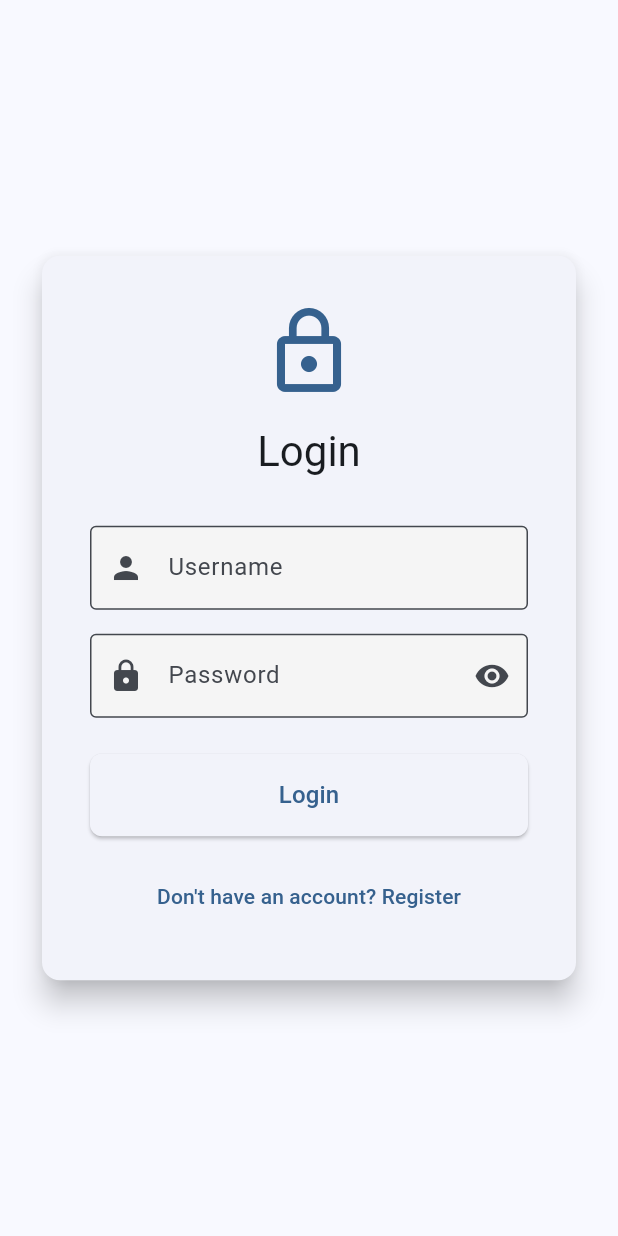
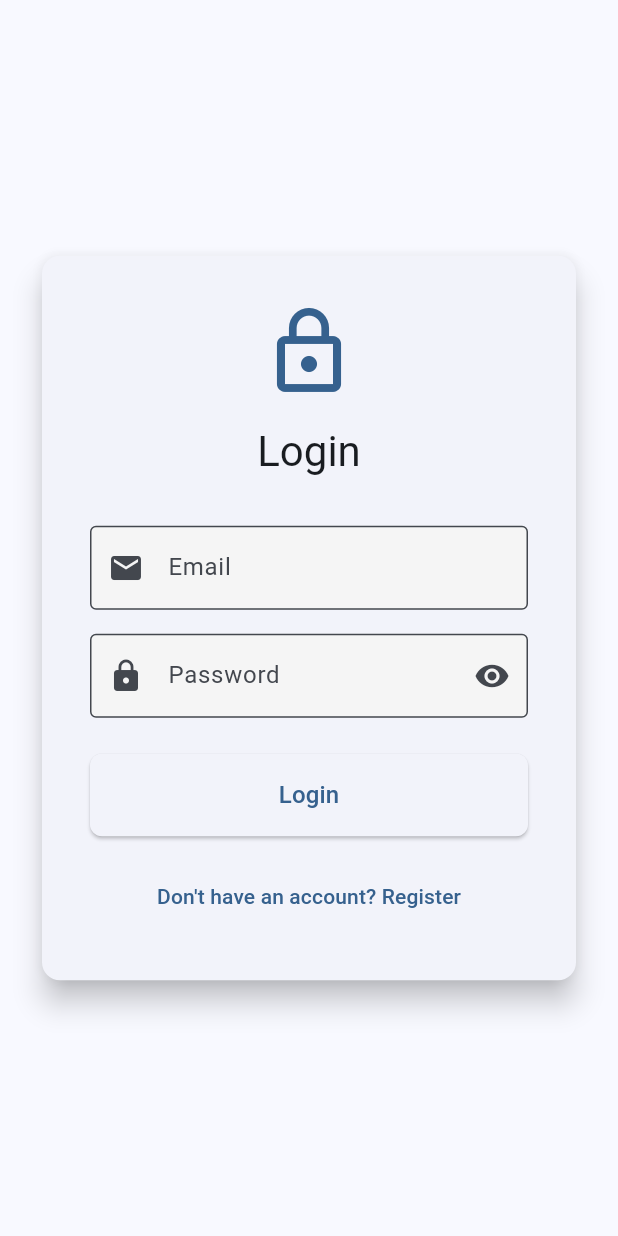
Before and after one commit to andre-frr/projetoLDS, a Flutter app: the screen it shows after launch, on a phone screen of 412 x 824 dp. Run offline on Flutter 3.47's test engine with Material 3 defaults, Android fonts, the phone set to English and light mode, and no system bars; our stand-ins replace dio, flutter_secure_storage, graphql_flutter, jwt_decoder, logger; accounts and stored records are empty.

Commit message:
Refactor authentication flow to use email instead of username; update user model to include role and handle service worker version changes

```diff
--- a/mobile/lib/models/user_model.dart
+++ b/mobile/lib/models/user_model.dart
@@ -2,13 +2,15 @@ class UserModel {
   final int id;
   final String username;
   final String email;
-  final DateTime createdAt;
+  final String role;
+  final DateTime? createdAt;
 
   UserModel({
     required this.id,
     required this.username,
     required this.email,
-    required this.createdAt,
+    required this.role,
+    this.createdAt,
   });
 
   factory UserModel.fromJson(Map<String, dynamic> json) {
@@ -16,9 +18,10 @@ class UserModel {
       id: json['id'] ?? json['user_id'] ?? 0,
       username: json['username'] ?? '',
       email: json['email'] ?? '',
+      role: json['role'] ?? 'Convidado',
       createdAt: json['created_at'] != null
           ? DateTime.parse(json['created_at'])
-          : DateTime.now(),
+          : null,
     );
   }
 
@@ -27,7 +30,8 @@ class UserModel {
       'id': id,
       'username': username,
       'email': email,
-      'created_at': createdAt.toIso8601String(),
+      'role': role,
+      if (createdAt != null) 'created_at': createdAt!.toIso8601String(),
     };
   }
 
@@ -35,12 +39,14 @@ class UserModel {
     int? id,
     String? username,
     String? email,
+    String? role,
     DateTime? createdAt,
   }) {
     return UserModel(
       id: id ?? this.id,
       username: username ?? this.username,
       email: email ?? this.email,
+      role: role ?? this.role,
       createdAt: createdAt ?? this.createdAt,
     );
   }
--- a/mobile/lib/providers/auth_provider.dart
+++ b/mobile/lib/providers/auth_provider.dart
@@ -56,13 +56,13 @@ class AuthProvider with ChangeNotifier {
   }
 
   // Register
-  Future<bool> register(String username, String password, String email) async {
+  Future<bool> register(String email, String password, String role) async {
     _isLoading = true;
     _errorMessage = null;
     notifyListeners();
 
     try {
-      _user = await _authService.register(username, password, email);
+      _user = await _authService.register(email, password, role);
       _isLoading = false;
       notifyListeners();
       return true;
--- a/mobile/lib/screens/login_screen.dart
+++ b/mobile/lib/screens/login_screen.dart
@@ -12,24 +12,24 @@ class LoginScreen extends StatefulWidget {
 
 class _LoginScreenState extends State<LoginScreen> {
   final _formKey = GlobalKey<FormState>();
-  final _usernameController = TextEditingController();
+  final _emailController = TextEditingController();
   final _passwordController = TextEditingController();
   bool _obscurePassword = true;
 
   @override
   void dispose() {
-    _usernameController.dispose();
+    _emailController.dispose();
     _passwordController.dispose();
     super.dispose();
   }
 
   void _handleLogin() async {
     if (_formKey.currentState!.validate()) {
-      final username = _usernameController.text;
+      final email = _emailController.text;
       final password = _passwordController.text;
 
       final authProvider = context.read<AuthProvider>();
-      final success = await authProvider.login(username, password);
+      final success = await authProvider.login(email, password);
 
       if (!success && mounted) {
         ScaffoldMessenger.of(context).showSnackBar(
@@ -77,18 +77,22 @@ class _LoginScreenState extends State<LoginScreen> {
                             ),
                             const SizedBox(height: 32),
 
-                            // Username field
+                            // Email field
                             TextFormField(
-                              controller: _usernameController,
+                              controller: _emailController,
                               enabled: !authProvider.isLoading,
+                              keyboardType: TextInputType.emailAddress,
                               decoration: const InputDecoration(
-                                labelText: 'Username',
-                                prefixIcon: Icon(Icons.person),
+                                labelText: 'Email',
+                                prefixIcon: Icon(Icons.email),
                                 border: OutlineInputBorder(),
                               ),
                               validator: (value) {
                                 if (value == null || value.isEmpty) {
-                                  return 'Please enter your username';
+                                  return 'Please enter your email';
+                                }
+                                if (!value.contains('@')) {
+                                  return 'Please enter a valid email';
                                 }
                                 return null;
                               },
--- a/mobile/lib/services/auth_service.dart
+++ b/mobile/lib/services/auth_service.dart
@@ -20,31 +20,37 @@ class AuthService {
   final _logger = Logger();
 
   // Login
-  Future<UserModel> login(String username, String password) async {
+  Future<UserModel> login(String email, String password) async {
     try {
       final response = await _dio.post(
         ApiConstants.login,
-        data: {'username': username, 'password': password},
+        data: {'email': email, 'password': password},
       );
 
       if (response.statusCode == 200) {
         final data = response.data;
 
-        // Store tokens
-        await _storage.write(ApiConstants.accessTokenKey, data['access_token']);
+        // Store tokens (backend returns accessToken and refreshToken)
+        await _storage.write(ApiConstants.accessTokenKey, data['accessToken']);
         await _storage.write(
           ApiConstants.refreshTokenKey,
-          data['refresh_token'],
+          data['refreshToken'],
         );
 
-        // Store user data
-        final user = UserModel.fromJson(data['user']);
+        // Create user model from email (backend doesn't return user object)
+        final user = UserModel(
+          id: 0, // Will be set when fetching user profile
+          email: email,
+          username: email.split('@')[0], // Extract username from email
+          role: 'user', // Default role
+        );
+
         await _storage.write(
           ApiConstants.userDataKey,
           jsonEncode(user.toJson()),
         );
 
-        _logger.i('Login successful for user: ${user.username}');
+        _logger.i('Login successful for user: $email');
         return user;
       } else {
         throw Exception('Login failed');
@@ -56,35 +62,37 @@ class AuthService {
   }
 
   // Register
-  Future<UserModel> register(
-    String username,
-    String password,
-    String email,
-  ) async {
+  Future<UserModel> register(String email, String password, String role) async {
     try {
       final response = await _dio.post(
         ApiConstants.register,
-        data: {'username': username, 'password': password, 'email': email},
+        data: {'email': email, 'password': password, 'role': role},
       );
 
       if (response.statusCode == 201) {
         final data = response.data;
 
-        // Store tokens
-        await _storage.write(ApiConstants.accessTokenKey, data['access_token']);
+        // Store tokens (backend returns accessToken and refreshToken)
+        await _storage.write(ApiConstants.accessTokenKey, data['accessToken']);
         await _storage.write(
           ApiConstants.refreshTokenKey,
-          data['refresh_token'],
+          data['refreshToken'],
         );
 
-        // Store user data
-        final user = UserModel.fromJson(data['user']);
+        // Create user model from email (backend doesn't return user object)
+        final user = UserModel(
+          id: 0, // Will be set when fetching user profile
+          email: email,
+          username: email.split('@')[0], // Extract username from email
+          role: role,
+        );
+
         await _storage.write(
           ApiConstants.userDataKey,
           jsonEncode(user.toJson()),
         );
 
-        _logger.i('Registration successful for user: ${user.username}');
+        _logger.i('Registration successful for user: $email');
         return user;
       } else {
         throw Exception('Registration failed');
--- a/mobile/lib/services/dio_service.dart
+++ b/mobile/lib/services/dio_service.dart
@@ -136,13 +136,13 @@ class DioService {
 
       final response = await _dio.post(
         ApiConstants.refresh,
-        data: {'refresh_token': refreshToken},
+        data: {'refreshToken': refreshToken},
         options: Options(headers: {'Authorization': 'Bearer $refreshToken'}),
       );
 
       if (response.statusCode == 200) {
-        final newAccessToken = response.data['access_token'];
-        final newRefreshToken = response.data['refresh_token'];
+        final newAccessToken = response.data['accessToken'];
+        final newRefreshToken = response.data['refreshToken'];
 
         await _storage.write(ApiConstants.accessTokenKey, newAccessToken);
         if (newRefreshToken != null) {
```
Also changed, not shown: mobile/lib/services/graphql_service.dart (+0 -20 lines), 4 other files.
